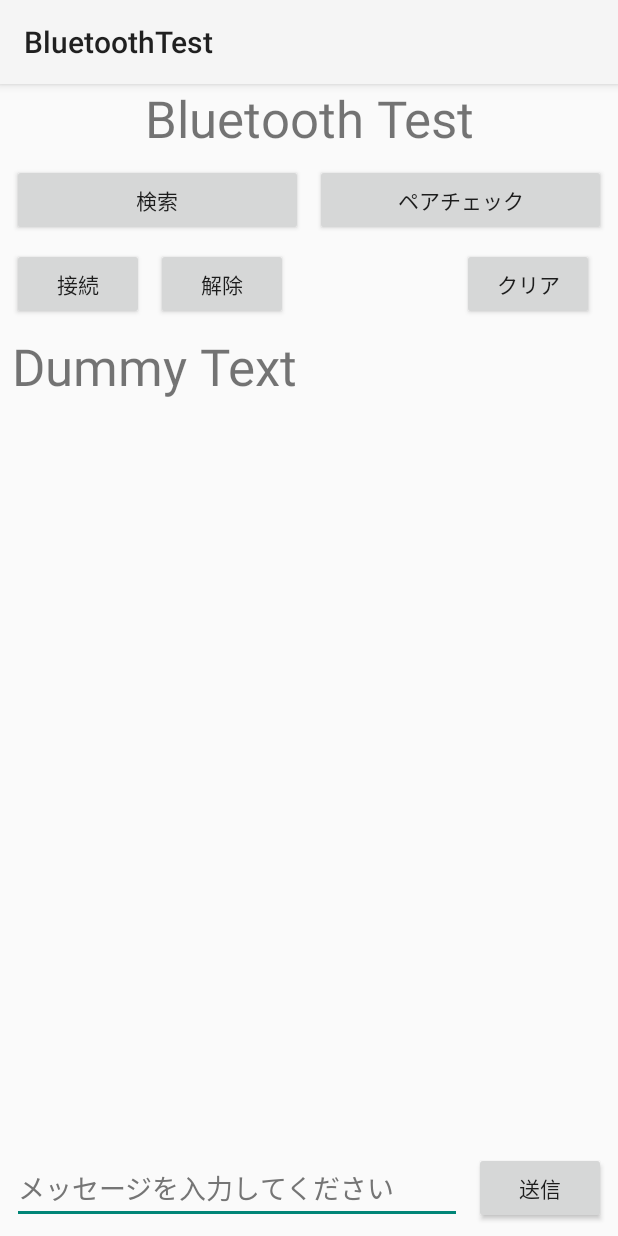
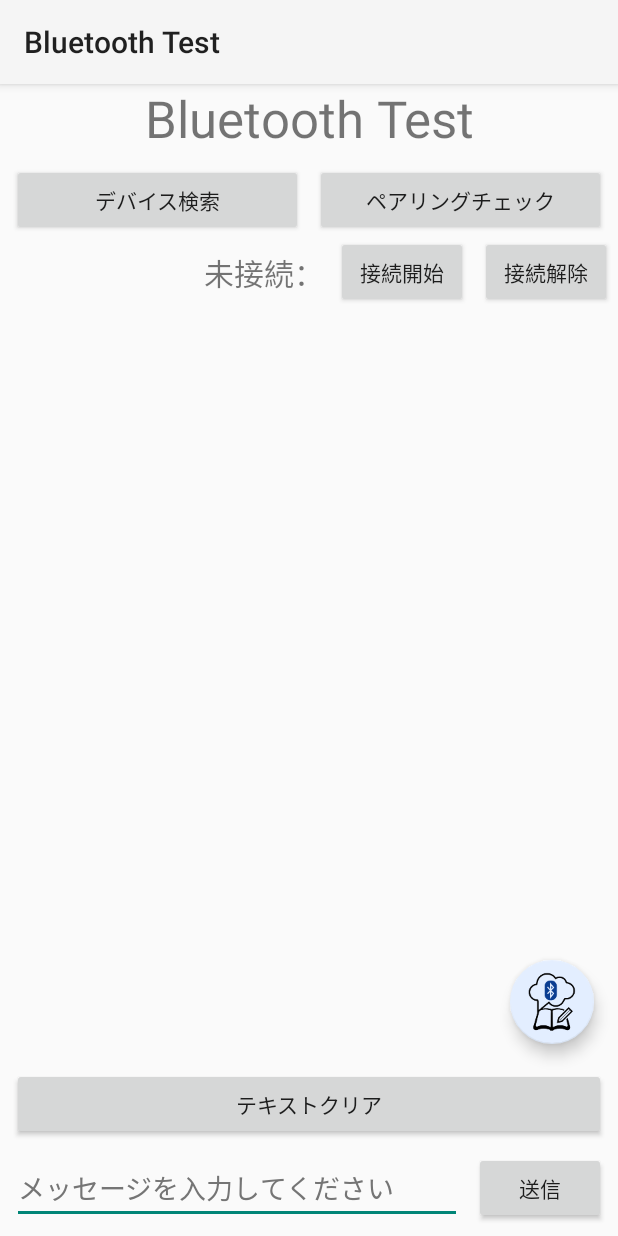
Before and after one commit to YoshiharaTakahiro/BluetoothTest, an Android app: the screen it shows after launch (MainActivity), on a phone screen of 412 x 824 dp. Run offline under Robolectric (Android 15) with nearby library versions, the phone set to English and light mode, and no system bars.

Commit message:
アプリ内でのペアリング処理追加 複数デバイス対応

```diff
--- a/app/src/main/java/jp/ac/ecc/tyoshihara/bluetoothtest/BluetoothConnectThread.kt
+++ b/app/src/main/java/jp/ac/ecc/tyoshihara/bluetoothtest/BluetoothConnectThread.kt
@@ -7,16 +7,20 @@ import android.bluetooth.BluetoothSocket
 import android.util.Log
 import java.io.IOException
 import android.os.Handler
+import java.util.*
 
 @SuppressLint("MissingPermission")
 internal class BluetoothConnectThread(device: BluetoothDevice, handler: Handler) : Thread() {
 
     val TAG = "BluetoothConnectThread"
 
+    val SPP = "00001101-0000-1000-8000-00805F9B34FB"
+
     lateinit var BTConnectedThread : BluetoothConnectedThread
     private val mmSocket: BluetoothSocket? by lazy(LazyThreadSafetyMode.NONE) {
         // SPP(Serial Port Profile)のUUIDをセットしてシリアル通信を行う
-        device.createRfcommSocketToServiceRecord(device.uuids[0].uuid)
+        device.createRfcommSocketToServiceRecord(UUID.fromString(SPP))
+        //device.createRfcommSocketToServiceRecord(device.uuids[0].uuid)
     }
 
     private val handler = handler
--- a/app/src/main/java/jp/ac/ecc/tyoshihara/bluetoothtest/BluetoothDeviceReceiver.kt
+++ b/app/src/main/java/jp/ac/ecc/tyoshihara/bluetoothtest/BluetoothDeviceReceiver.kt
@@ -32,10 +32,9 @@ class BluetoothDeviceReceiver(handler: Handler) : BroadcastReceiver() {
 
                 deviceName?.also {
                     val deviceMsg = handler.obtainMessage(DEVICE_FOUND)
-                    deviceMsg.obj = it
+                    deviceMsg.obj = device
                     deviceMsg.sendToTarget()
                 }
-                // Log.i(TAG, "S_macAddress:"+deviceHardwareAddress)
             }
 
             BluetoothAdapter.ACTION_DISCOVERY_STARTED -> {
--- a/app/src/main/res/layout/activity_main.xml
+++ b/app/src/main/res/layout/activity_main.xml
@@ -41,42 +41,47 @@
         app:layout_constraintStart_toEndOf="@+id/searchBt"
         app:layout_constraintTop_toBottomOf="@+id/titleText" />
 
+    <TextView
+        android:id="@+id/deviceText"
+        android:layout_width="0dp"
+        android:layout_height="wrap_content"
+        android:layout_marginStart="8dp"
+        android:layout_marginEnd="8dp"
+        android:text="@string/nonDevice"
+        android:textAlignment="viewEnd"
+        android:textSize="20sp"
+        app:layout_constraintBottom_toBottomOf="@+id/connectBt"
+        app:layout_constraintEnd_toStartOf="@+id/connectBt"
+        app:layout_constraintStart_toStartOf="parent"
+        app:layout_constraintTop_toTopOf="@+id/connectBt" />
+
     <Button
         android:id="@+id/connectBt"
         android:layout_width="wrap_content"
         android:layout_height="wrap_content"
-        android:layout_marginStart="8dp"
-        android:layout_marginTop="8dp"
+        android:layout_marginEnd="8dp"
         android:text="@string/connectButton"
-        app:layout_constraintStart_toStartOf="parent"
+        app:layout_constraintEnd_toStartOf="@+id/releaseBt"
         app:layout_constraintTop_toBottomOf="@+id/checkBt" />
 
     <Button
         android:id="@+id/releaseBt"
         android:layout_width="wrap_content"
         android:layout_height="wrap_content"
-        android:layout_marginStart="8dp"
+        android:layout_marginEnd="4dp"
         android:text="@string/releaseButton"
         app:layout_constraintBaseline_toBaselineOf="@+id/connectBt"
-        app:layout_constraintStart_toEndOf="@+id/connectBt" />
-
-    <Button
-        android:id="@+id/clearBt"
-        android:layout_width="wrap_content"
-        android:layout_height="wrap_content"
-        android:layout_marginEnd="16dp"
-        android:text="@string/clearButton"
-        app:layout_constraintBaseline_toBaselineOf="@+id/releaseBt"
         app:layout_constraintEnd_toEndOf="parent" />
 
     <ScrollView
+        android:id="@+id/scrollView"
         android:layout_width="0dp"
         android:layout_height="0dp"
         android:layout_marginStart="8dp"
         android:layout_marginTop="8dp"
         android:layout_marginEnd="8dp"
         android:layout_marginBottom="8dp"
-        app:layout_constraintBottom_toTopOf="@+id/writeEt"
+        app:layout_constraintBottom_toTopOf="@+id/clearBt"
         app:layout_constraintEnd_toEndOf="parent"
         app:layout_constraintStart_toStartOf="parent"
         app:layout_constraintTop_toBottomOf="@+id/connectBt">
@@ -85,9 +90,20 @@
             android:id="@+id/serialText"
             android:layout_width="match_parent"
             android:layout_height="wrap_content"
-            android:text="@string/workText"
             android:textSize="34sp" />
     </ScrollView>
+
+    <Button
+        android:id="@+id/clearBt"
+        android:layout_width="0dp"
+        android:layout_height="wrap_content"
+        android:layout_marginStart="8dp"
+        android:layout_marginEnd="8dp"
+        android:layout_marginBottom="8dp"
+        android:text="@string/clearButton"
+        app:layout_constraintBottom_toTopOf="@+id/writeEt"
+        app:layout_constraintEnd_toEndOf="parent"
+        app:layout_constraintStart_toStartOf="parent" />
 
     <EditText
         android:id="@+id/writeEt"
@@ -116,4 +132,20 @@
         app:layout_constraintBottom_toBottomOf="parent"
         app:layout_constraintEnd_toEndOf="parent" />
 
+    <com.google.android.material.floatingactionbutton.FloatingActionButton
+        android:id="@+id/bluetoothListButton"
+        android:layout_width="wrap_content"
+        android:layout_height="wrap_content"
+        android:layout_marginEnd="16dp"
+        android:layout_marginBottom="8dp"
+        android:clickable="true"
+        android:contentDescription="@string/bluetoothListButton"
+        app:backgroundTint="@color/bt_ic_launcher_background"
+        app:fabSize="auto"
+        app:layout_constraintBottom_toBottomOf="@+id/scrollView"
+        app:layout_constraintEnd_toEndOf="parent"
+        app:maxImageSize="72dp"
+        app:srcCompat="@mipmap/bt_ic_launcher_foreground"
+        android:focusable="true" />
+
 </androidx.constraintlayout.widget.ConstraintLayout>
--- a/app/src/main/res/values/strings.xml
+++ b/app/src/main/res/values/strings.xml
@@ -1,12 +1,14 @@
 <resources>
-    <string name="app_name">BluetoothTest</string>
-    <string name="connectButton">接続</string>
-    <string name="pairCheckButton">ペアチェック</string>
+    <string name="app_name">Bluetooth Test</string>
+    <string name="connectButton">接続開始</string>
+    <string name="pairCheckButton">ペアリングチェック</string>
     <string name="mainActivityTitle">Bluetooth Test</string>
     <string name="workText">Dummy Text</string>
-    <string name="releaseButton">解除</string>
+    <string name="releaseButton">接続解除</string>
     <string name="writeButton">送信</string>
     <string name="writeHint">メッセージを入力してください</string>
-    <string name="clearButton">クリア</string>
-    <string name="searchButton">検索</string>
+    <string name="clearButton">テキストクリア</string>
+    <string name="searchButton">デバイス検索</string>
+    <string name="nonDevice">未接続：</string>
+    <string name="bluetoothListButton">bluetoothListButton</string>
 </resources>
```
Also changed, not shown: app/src/main/java/jp/ac/ecc/tyoshihara/bluetoothtest/BluetoothConnectedThread.kt (+9 -5 lines), app/src/main/java/jp/ac/ecc/tyoshihara/bluetoothtest/MainActivity.kt (+73 -14 lines).
